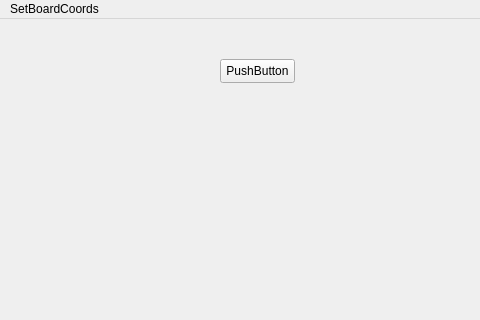
This is untitled.ui in davidzhengyes/ChessFENAgain as Qt 5 draws it before an edit; both pictures show x 0 to 480 and y 0 to 320 of the 800 by 600 pixel window. The edited form follows.
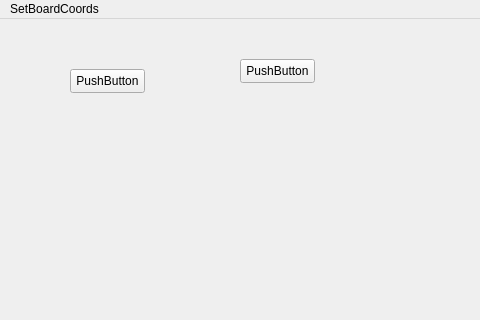
This is the edited form.

Patch:
```diff
--- a/untitled.ui
+++ b/untitled.ui
@@ -17,7 +17,7 @@
    <widget class="QPushButton" name="pushButton">
     <property name="geometry">
      <rect>
-      <x>220</x>
+      <x>240</x>
       <y>40</y>
       <width>75</width>
       <height>24</height>
@@ -27,6 +27,19 @@
      <string>PushButton</string>
     </property>
    </widget>
+   <widget class="QPushButton" name="pushButton_2">
+    <property name="geometry">
+     <rect>
+      <x>70</x>
+      <y>50</y>
+      <width>75</width>
+      <height>24</height>
+     </rect>
+    </property>
+    <property name="text">
+     <string>PushButton</string>
+    </property>
+   </widget>
   </widget>
   <widget class="QMenuBar" name="menubar">
    <property name="geometry">
```
Left out of the diff: 67 changed lines with no effect on the pictures.
